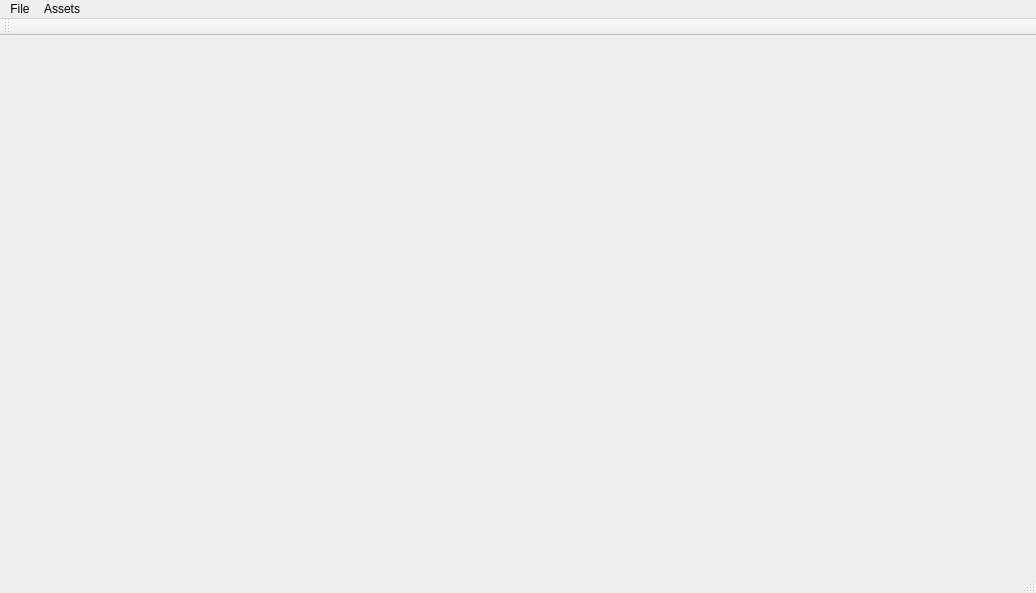
Old version of the form src/PGSEditor/mainwindow.ui in the repository madrenegade/PGameStudio.
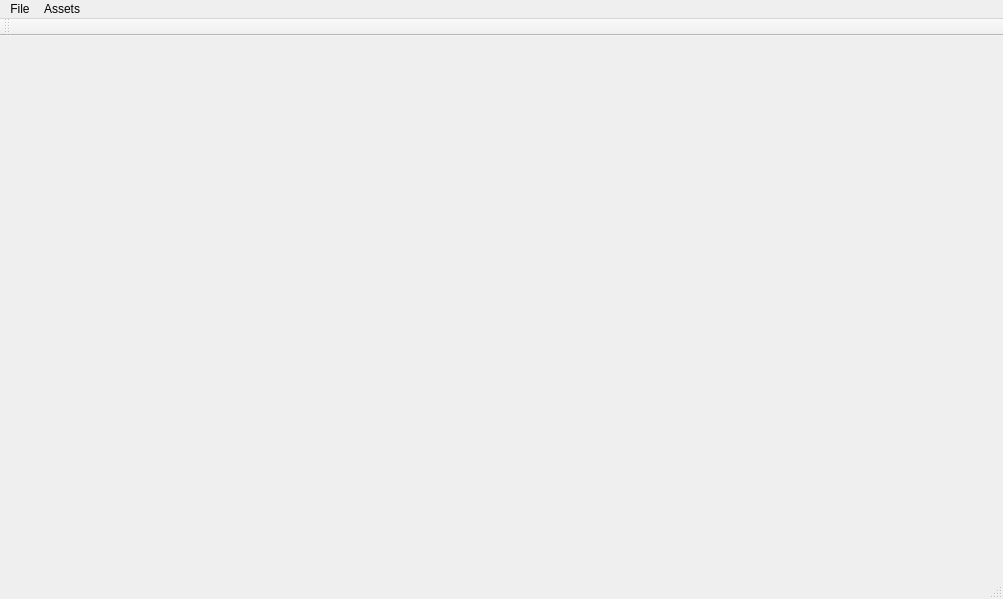
New version of the form.

What changed in the file:
```diff
--- a/src/PGSEditor/mainwindow.ui
+++ b/src/PGSEditor/mainwindow.ui
@@ -6,8 +6,8 @@
    <rect>
     <x>0</x>
     <y>0</y>
-    <width>1036</width>
-    <height>593</height>
+    <width>1003</width>
+    <height>599</height>
    </rect>
   </property>
   <property name="windowTitle">
@@ -19,7 +19,7 @@
     <rect>
      <x>0</x>
      <y>0</y>
-     <width>1036</width>
+     <width>1003</width>
      <height>20</height>
     </rect>
    </property>
```
Left out of the diff: 14 changed lines with no effect on the pictures.
